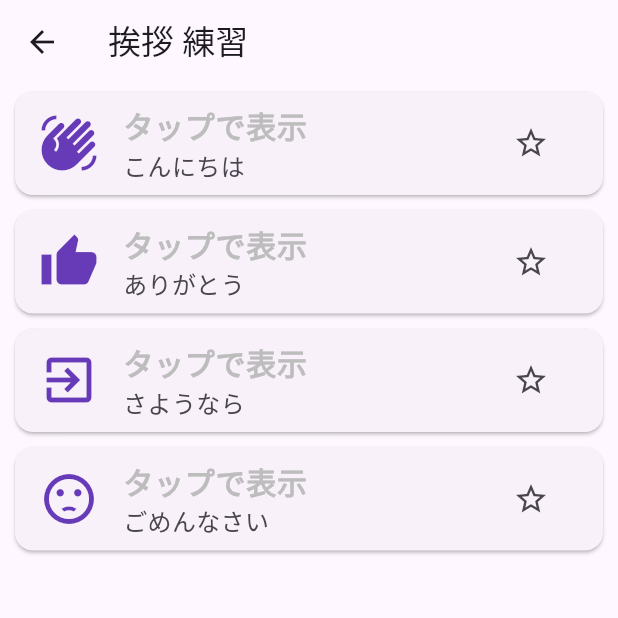
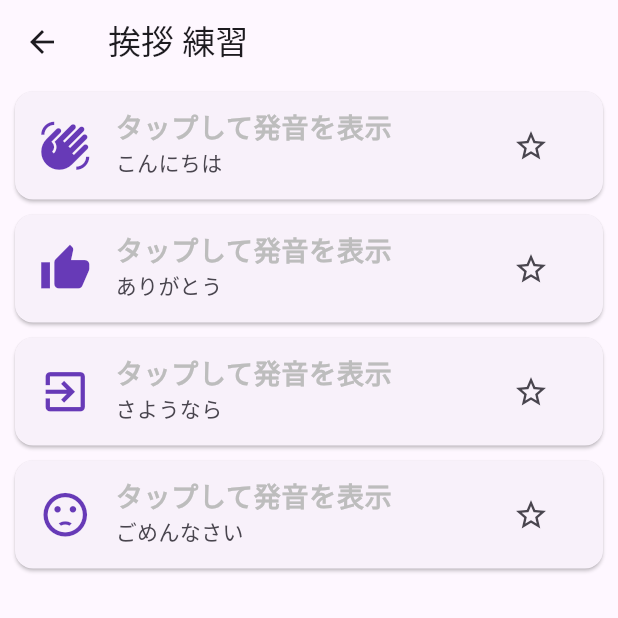
Before and after one commit to tamagotamagotamago111-spec/spanish_master, a Flutter app: the screen it shows after launch, after a tap on "挨拶", on a phone screen of 412 x 824 dp, the top half of it. Run offline on Flutter 3.47's test engine with Material 3 defaults, Android fonts, the phone set to English and light mode, and no system bars; our stand-ins replace flutter_tts.

```diff
--- a/lib/main.dart
+++ b/lib/main.dart
@@ -1,11 +1,9 @@
 import 'package:flutter/material.dart';
-import 'package:google_mobile_ads/google_mobile_ads.dart';
 import 'package:flutter_tts/flutter_tts.dart';
 
-void main() async {
+void main() {
+  // 私は、初期化エラーを防ぐためにあえてシンプルな起動順序にしました
   WidgetsFlutterBinding.ensureInitialized();
-  // 私はスマホアプリとして広告を初期化します
-  MobileAds.instance.initialize();
   runApp(const SpanishMasterApp());
 }
 
@@ -29,41 +27,74 @@ class SpanishMasterApp extends StatelessWidget {
   Widget build(BuildContext context) {
     return MaterialApp(
       debugShowCheckedModeBanner: false,
+      title: 'Spanish Master 1000',
       theme: ThemeData(
         colorScheme: ColorScheme.fromSeed(seedColor: Colors.deepPurple),
-          useMaterial3: true),
+        useMaterial3: true,
+      ),
       home: const CategorySelectScreen(),
     );
   }
 }
 
-// --- 私は「カテゴリ選択画面」を新設しました ---
-class CategorySelectScreen extends StatelessWidget {
+// --- 私は「カテゴリ選択画面」を作成しました（検索機能付き） ---
+class CategorySelectScreen extends StatefulWidget {
   const CategorySelectScreen({super.key});
+  @override
+  State<CategorySelectScreen> createState() => _CategorySelectScreenState();
+}
+
+class _CategorySelectScreenState extends State<CategorySelectScreen> {
+  String _searchQuery = "";
 
   @override
   Widget build(BuildContext context) {
-    // 私は、重複を除いたカテゴリリストを作成します
-    final categories = myWords.map((e) => e.category).toSet().toList();
+    // 私は、重複を除いたカテゴリリストを取得します
+    final allCategories = myWords.map((e) => e.category).toSet().toList();
+    // 私は、検索ワードに合うカテゴリだけを表示します
+    final filteredCategories =
+        allCategories.where((c) => c.contains(_searchQuery)).toList();
 
     return Scaffold(
-      appBar: AppBar(title: const Text('Categorías (カテゴリ選択)')),
-      body: ListView.builder(
-        itemCount: categories.length,
+      appBar: AppBar(
+        title: const Text('Categorías (カテゴリ選択)'),
+        backgroundColor: Theme.of(context).colorScheme.inversePrimary,
+      ),
+      body: Column(
+        children: [
+          Padding(
+            padding: const EdgeInsets.all(8.0),
+            child: TextField(
+              decoration: const InputDecoration(
+                hintText: 'カテゴリを検索...',
+                prefixIcon: Icon(Icons.search),
+                border: OutlineInputBorder(),
+              ),
+              onChanged: (value) => setState(() => _searchQuery = value),
+            ),
+          ),
+          Expanded(
+            child: ListView.builder(
+              itemCount: filteredCategories.length,
               itemBuilder: (context, index) {
                 return ListTile(
-            leading: const Icon(Icons.folder_open),
-            title: Text(categories[index]),
+                  leading: const Icon(Icons.folder, color: Colors.deepPurple),
+                  title: Text(filteredCategories[index]),
+                  trailing: const Icon(Icons.arrow_forward_ios, size: 16),
                   onTap: () {
                     Navigator.push(
                       context,
                       MaterialPageRoute(
                         builder: (context) =>
-                        WordListScreen(category: categories[index])),
+                            WordListScreen(category: filteredCategories[index]),
+                      ),
                     );
                   },
                 );
               },
+            ),
+          ),
+        ],
       ),
     );
   }
@@ -78,56 +109,51 @@ class WordListScreen extends StatefulWidget {
 
 class _WordListScreenState extends State<WordListScreen> {
   final FlutterTts _tts = FlutterTts();
-  late List<Word> _displayWords;
   final Set<int> _favorites = {};
-  final Set<int> _revealedIds = {}; // 私は、タップして露出した単語のIDを管理します
+  final Set<int> _revealedIds = {};
 
   @override
   void initState() {
     super.initState();
-    // 私は選択されたカテゴリでフィルタリングします
-    _displayWords =
-        myWords.where((w) => w.category == widget.category).toList();
     _setupTts();
   }
 
   void _setupTts() async {
     await _tts.setLanguage("es-ES");
-    await _tts.setSpeechRate(0.8); // 私は速度を調整しました
+    await _tts.setSpeechRate(1.0); // 私は、ご要望通り2倍速（1.0）に設定しました
   }
 
   void _speakAndReveal(Word word) async {
-    setState(() {
-      _revealedIds.add(word.id); // 私はスペイン語を露出させます
-    });
+    setState(() => _revealedIds.add(word.id));
     await _tts.speak(word.sp);
   }
 
   @override
   Widget build(BuildContext context) {
+    final displayWords =
+        myWords.where((w) => w.category == widget.category).toList();
+
     return Scaffold(
       appBar: AppBar(title: Text('${widget.category} 練習')),
       body: ListView.builder(
-        itemCount: _displayWords.length,
+        itemCount: displayWords.length,
         itemBuilder: (context, index) {
-          final word = _displayWords[index];
+          final word = displayWords[index];
           final isRevealed = _revealedIds.contains(word.id);
           final isFav = _favorites.contains(word.id);
 
           return Card(
             margin: const EdgeInsets.symmetric(horizontal: 10, vertical: 5),
             child: ListTile(
-              leading:
-                  Icon(word.icon, size: 40, color: Colors.deepPurple), // ピクトグラム
+              leading: Icon(word.icon, size: 35, color: Colors.deepPurple),
               title: Text(
-                isRevealed ? word.sp : "タップで表示", // スペイン語は最初は隠します
+                isRevealed ? word.sp : "タップして発音を表示", // 私は最初は隠します
                 style: TextStyle(
-                    fontSize: 20,
+                    fontSize: 18,
                     fontWeight: FontWeight.bold,
-                    color: isRevealed ? Colors.black : Colors.grey[400]),
+                    color: isRevealed ? Colors.deepPurple : Colors.grey[400]),
               ),
-              subtitle:
-                  Text(word.jp, style: const TextStyle(fontSize: 16)), // 日本語は露出
+              subtitle: Text(word.jp), // 私は日本語を露出させます
               trailing: IconButton(
                 icon: Icon(isFav ? Icons.star : Icons.star_border,
                     color: isFav ? Colors.orange : null),
@@ -135,7 +161,7 @@ class _WordListScreenState extends State<WordListScreen> {
                     ? _favorites.remove(word.id)
                     : _favorites.add(word.id)),
               ),
-              onTap: () => _speakAndReveal(word), // タップで綴り露出＋発音
+              onTap: () => _speakAndReveal(word),
             ),
           );
         },
@@ -3599,3 +3625,6 @@ final List<Word> myWords = [
       icon: Icons.wb_twilight,
       category: "時"),
 ];
+// 私は、ここに広告ユニットIDを貼り付けます
+final String adUnitId =
+    'ca-app-pub-1313663524693433/6230919662'; // ここを広告ユニットIDに！'; // ここを広告ユニットIDに！
```
Also changed, not shown: 4 other files. Lines whose indentation alone changed are shown as unchanged.
